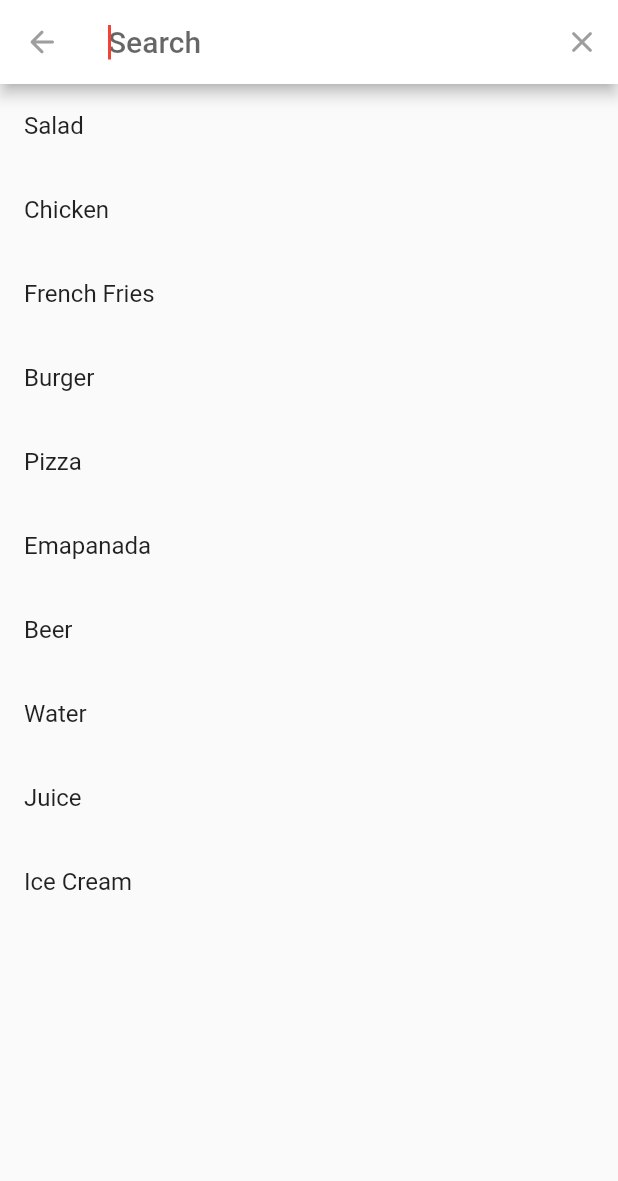
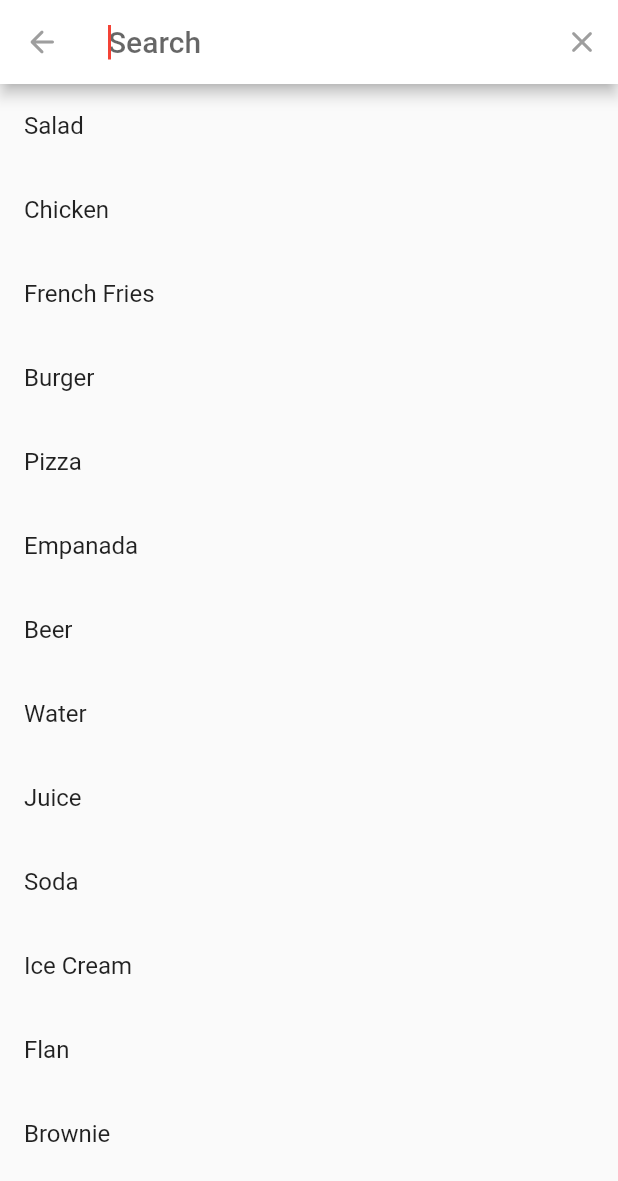
Before and after one commit to ayc-g6/pedidosNow-front, a Flutter app: the CustomerProductList screen opened directly, after a tap on the "search" icon, on a phone screen of 412 x 824 dp. Shown: the top 1181 px of the screen. Run offline on Flutter 3.47's test engine with Material 2 defaults, Android fonts, the phone set to English and light mode, and no system bars; our stand-ins replace flutter_secure_storage, infinite_scroll_pagination, syncfusion_flutter_charts; accounts and stored records are empty; network calls fail.

Commit message:
[ADD] - Added more food

```diff
--- a/lib/src/pages/customer_product_list.dart
+++ b/lib/src/pages/customer_product_list.dart
@@ -13,11 +13,14 @@ class MySearchDelegate extends SearchDelegate {
     'French Fries',
     'Burger',
     'Pizza',
-    'Emapanada',
+    'Empanada',
     'Beer',
     'Water',
     'Juice',
+    'Soda',
     'Ice Cream',
+    'Flan',
+    'Brownie',
   ];
 
   @override
```
